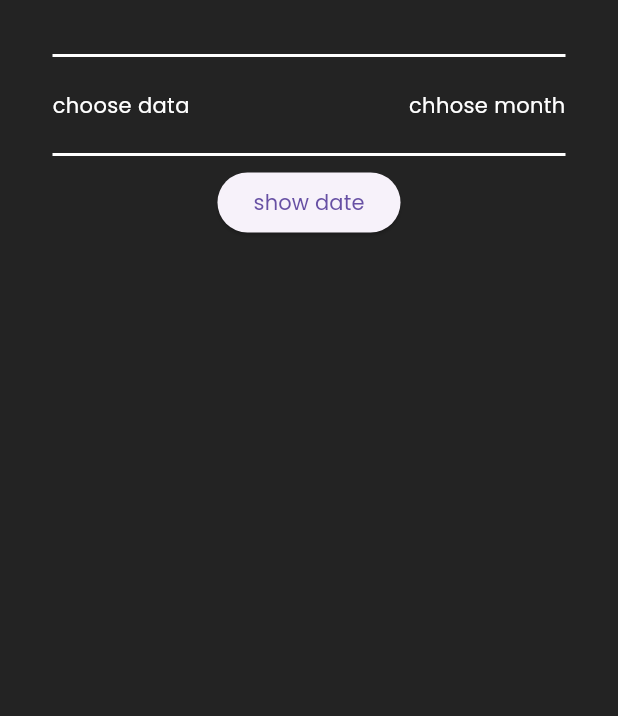
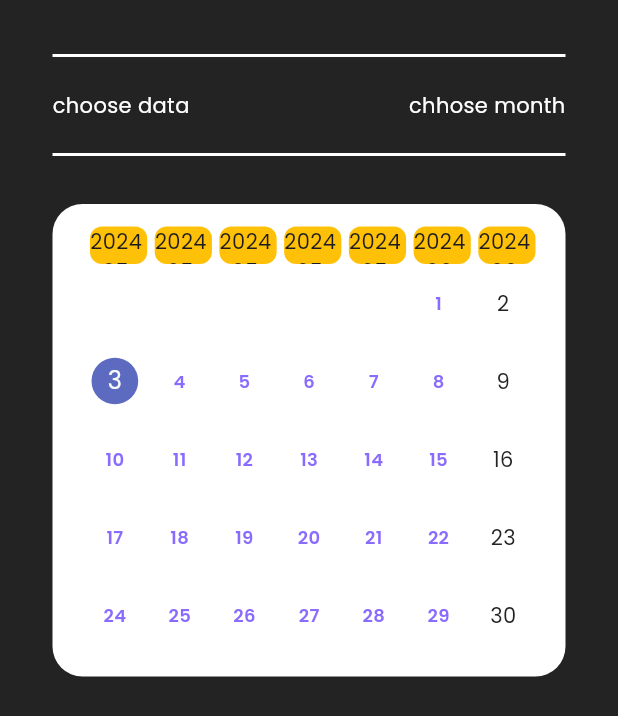
Before and after one commit to maaz-afridi20/fit_body, a Flutter app: the ProgressWorkoutLog widget shown alone on an empty page, opened directly, on a phone screen of 412 x 824 dp. Shown: the top 716 px of the screen. Run offline on Flutter 3.47's test engine with Material 3 defaults, Android fonts, the light colour scheme and no system bars; drawn by our look-alikes of table_calendar; our stand-ins replace cached_network_image, flutter_animate, flutter_screenutil, get, iconsax_flutter, shared_preferences and 3 more; missing offline and left inert: appinio_video_player; accounts and stored records are empty; network calls fail.

Commit message:
adding calender...

```diff
--- a/lib/Features/gym/screens/progress/progress_workout_log.dart
+++ b/lib/Features/gym/screens/progress/progress_workout_log.dart
@@ -5,7 +5,10 @@ class ProgressWorkoutLog extends StatelessWidget {
 
   @override
   Widget build(BuildContext context) {
-    return Column(
+    final Rx<DateTime> todayDate = DateTime.now().obs;
+
+    return SingleChildScrollView(
+      child: Column(
         children: [
           29.heightBox,
           const MDivider(lineColor: Colors.white),
@@ -18,16 +21,62 @@ class ProgressWorkoutLog extends StatelessWidget {
               ]),
           15.heightBox,
           const MDivider(lineColor: Colors.white),
-        ElevatedButton(
-          onPressed: () {
-            showDatePicker(
-                context: context,
-                firstDate: DateTime(1980),
-                lastDate: DateTime(2100));
+          25.heightBox,
+          Obx(() => Container(
+              decoration: BoxDecoration(
+                  borderRadius: BorderRadius.circular(20.r),
+                  color: Colors.white),
+              child: TableCalendar(
+                      startingDayOfWeek: StartingDayOfWeek.monday,
+                      calendarBuilders: CalendarBuilders(
+                        dowBuilder: (context, day) {
+                          return Container(
+                                  decoration: BoxDecoration(
+                                      color: Colors.amber,
+                                      borderRadius: BorderRadius.circular(8)),
+                                  child: Text('$day').centered())
+                              .pOnly(left: 5);
                         },
-          child: const Text('show date'),
-        )
+                      ),
+                      daysOfWeekHeight: 25,
+                      weekendDays: const [DateTime.sunday],
+                      daysOfWeekStyle: DaysOfWeekStyle(
+                          decoration: BoxDecoration(
+                              // gradient: const LinearGradient(colors: [
+                              //   MColors.darkPurpleColor,
+                              //   MColors.purpleColor
+                              // ]),
+                              borderRadius: BorderRadius.circular(8.r)),
+                          weekendStyle: const TextStyle(
+                              color: MColors.balckColor,
+                              fontWeight: FontWeight.w400),
+                          weekdayStyle: const TextStyle(color: Colors.white)),
+                      calendarStyle: const CalendarStyle(
+                          defaultTextStyle: TextStyle(
+                              color: MColors.darkPurpleColor,
+                              fontSize: 12,
+                              fontWeight: FontWeight.w600),
+                          outsideDaysVisible: false,
+                          todayTextStyle: TextStyle(
+                              color: MColors.balckColor,
+                              fontSize: 12,
+                              fontWeight: FontWeight.w600),
+                          weekendTextStyle: TextStyle(
+                              color: MColors.balckColor,
+                              fontWeight: FontWeight.w400)),
+                      onDaySelected: (selectedDay, focusedDay) =>
+                          todayDate.value = selectedDay,
+                      selectedDayPredicate: (day) =>
+                          isSameDay(day, todayDate.value),
+                      focusedDay: todayDate.value,
+                      headerStyle:
+                          const HeaderStyle(formatButtonVisible: false),
+                      headerVisible: false,
+                      firstDay: DateTime.utc(2010, 10, 16),
+                      lastDay: DateTime.utc(2030, 3, 14))
+                  .pSymmetric(h: 20.w, v: 15.h)))
         ],
-    ).px(35.w);
+      ).px(35.w),
+    );
   }
 }
--- a/lib/Utils/constants/exports.dart
+++ b/lib/Utils/constants/exports.dart
@@ -119,3 +119,4 @@ export 'package:fit_body/Features/gym/screens/home/home_screen_search/home_scree
 export 'package:fit_body/Features/gym/screens/home/home_screen_search/home_search_screen_workout.dart';
 export 'package:fit_body/Features/gym/controllers/tab_controllers/progress_screen_tabcontroller.dart';
 export 'package:fit_body/Features/gym/screens/progress/progress_workout_log.dart';
+export 'package:table_calendar/table_calendar.dart';
--- a/pubspec.yaml
+++ b/pubspec.yaml
@@ -51,6 +51,7 @@ dependencies:
   shimmer: ^3.0.0
   iconsax_flutter: ^1.0.0
   url_launcher: ^6.2.6
+  table_calendar: ^3.1.1
 
 dev_dependencies:
   flutter_test:
```
Also changed, not shown: pubspec.lock. Lines whose indentation alone changed are shown as unchanged.
